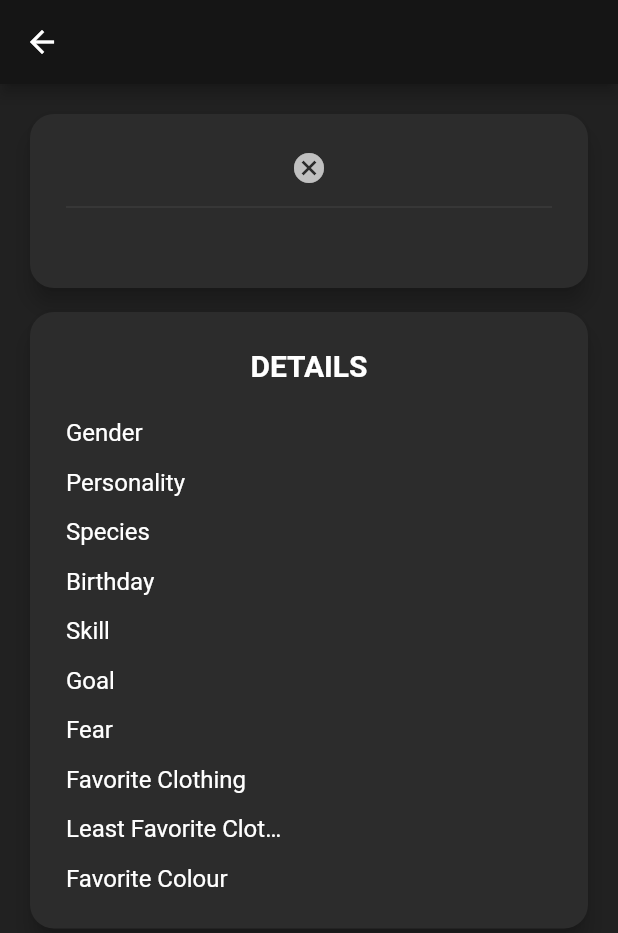
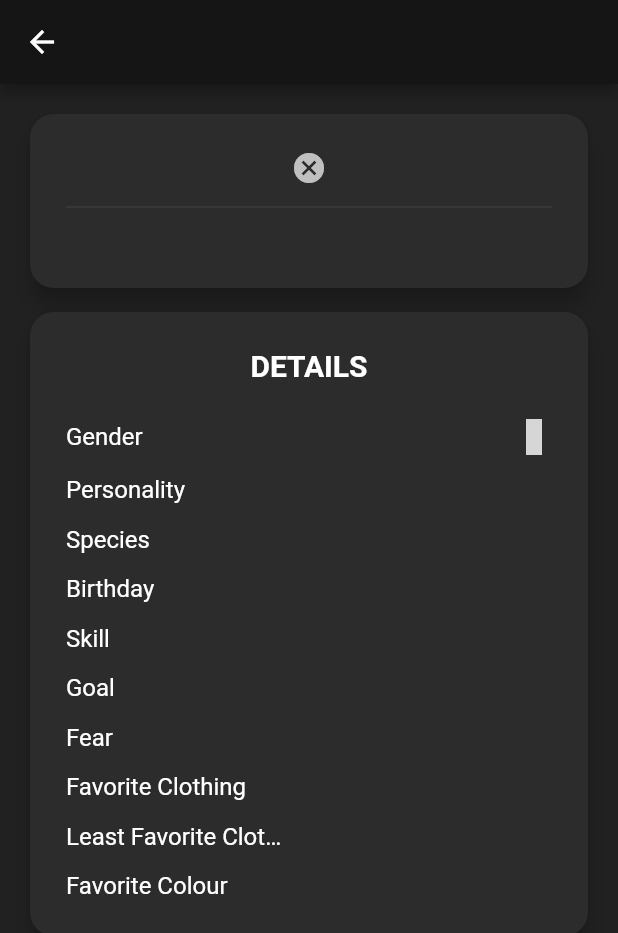
Before and after one commit to carluqcor/Animal-Crossing-App, a Flutter app: the VillagerPage screen opened directly with empty values, on a phone screen of 412 x 824 dp. Shown: the top 933 px of the screen. Run offline on Flutter 3.47's test engine with Material 2 defaults, Android fonts, the phone set to English and light mode, and no system bars; drawn by our look-alikes of cached_network_image; our stand-ins replace dio, flutter_i18n, flutter_icons, flutter_svg, flutter_vector_icons and 1 more; missing offline and left inert: dart:ffi, expand_widget, flutter_web_browser, quick_actions, row_collection; accounts and stored records are empty; network calls fail; grey boxes are pictures that could not be loaded.

Commit message:
Added color and icon (#9)
* Added color and icon

* Removed assets

```diff
--- a/lib/ui/pages/villager.dart
+++ b/lib/ui/pages/villager.dart
@@ -32,10 +32,9 @@ class VillagerPage extends StatelessWidget {
             title: 'DETAILS',
             body: Column(
               children: <Widget>[
-                _villager.gender != null ? RowItem.textRow(
-                  context,
+                _villager.gender != null ? RowItem.iconRowSet(
                   'Gender',
-                  _villager.gender,
+                  getIconGender(_villager.gender != null ? _villager.gender : ''),
                 ) : Separator.none(),
                 Separator.spacer(),
                 _villager.personality != null ? RowItem.textRow(
--- a/lib/ui/widgets/row_item.dart
+++ b/lib/ui/widgets/row_item.dart
@@ -59,6 +59,12 @@ class RowItem extends StatelessWidget {
     return RowItem(title, _getIcon(status));
   }
 
+
+  /// Builds a Text-to-Icon row item, to display a boolean status
+  factory RowItem.iconRowSet(String title, Icon icon) {
+    return RowItem(title, icon);
+  }
+
   /// Return an icon based on the [status] var
   static Widget _getIcon(bool status) {
     return Icon(
--- a/lib/util/colors.dart
+++ b/lib/util/colors.dart
@@ -42,4 +42,5 @@ final Map<String, Color> colors = {
   'Black': Colors.black,
   'Orange': Colors.orangeAccent,
   'Purple': Colors.purpleAccent,
+  'Pink': Colors.pinkAccent,
 };
--- /dev/null
+++ b/lib/util/icon_gender.dart
@@ -0,0 +1,9 @@
+import 'package:flutter/material.dart';
+import 'package:flutter_vector_icons/flutter_vector_icons.dart';
+
+Icon getIconGender(String gender) {
+  if ('Male' == gender)
+    return Icon(MaterialCommunityIcons.gender_male, color: Colors.blueAccent);
+  else
+    return Icon(MaterialCommunityIcons.gender_female, color: Colors.pinkAccent);
+}
--- a/lib/util/index.dart
+++ b/lib/util/index.dart
@@ -2,4 +2,5 @@ export 'colors.dart';
 export 'url.dart';
 export 'get_color.dart';
 export 'months.dart';
+export 'icon_gender.dart';
 export 'data.dart';
--- a/lib/util/url.dart
+++ b/lib/util/url.dart
@@ -3,6 +3,6 @@ class Url {
   static const todayMessage = 'https://nookipedia.com/api/today/';
   static const villager = 'https://nookipedia.com/api/villager/';
   static const critter = 'https://nookipedia.com/api/critter/';
-  static const villagerList = 'https://nookipedia.com/w/api.php?action=query&list=categorymembers&&cmlimit=10&cmtitle=Category:New_Horizons_characters&format=json';
+  static const villagerList = 'https://nookipedia.com/w/api.php?action=query&list=categorymembers&&cmlimit=5&cmtitle=Category:New_Horizons_characters&format=json';
   static const critterList = 'https://nookipedia.com/w/api.php?action=query&list=categorymembers&&cmlimit=10&cmtitle=Category:New_Horizons_bugs&format=json';
 }
```
Also changed, not shown: lib/ui/screens/start.dart (+4 -3 lines), pubspec.yaml (+7 -1 lines), assets/fonts/icons.ttf (added), pubspec.lock.
